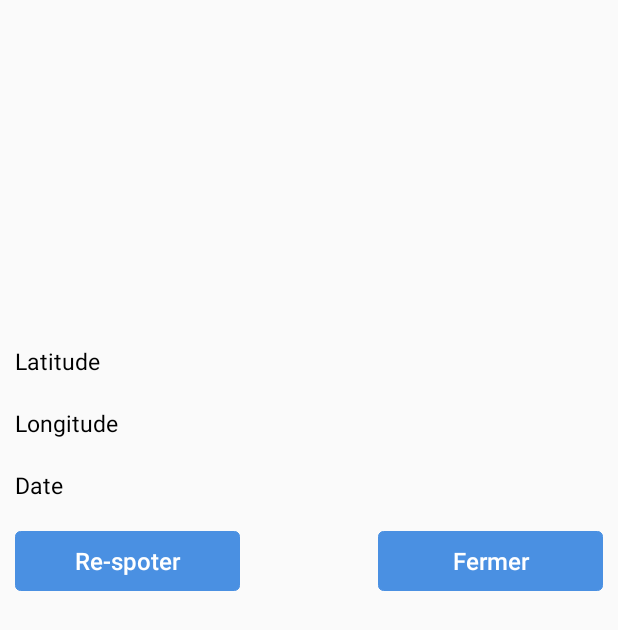
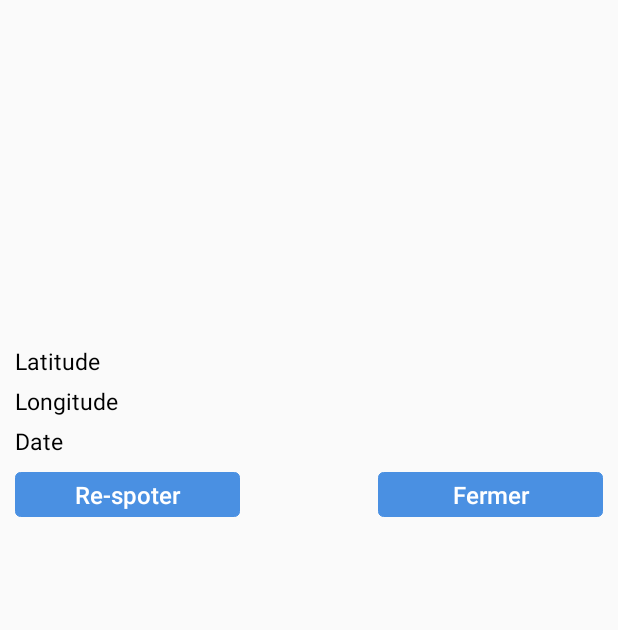
Before and after one commit to raoulsigne/SpotIt, an Android app: the layout detail_spot.xml on its own in the app's theme, with its tools: preview values and no code run, on a phone screen of 412 x 824 dp. Shown: the top 630 px of the screen. Run offline under Robolectric (Android 15) with nearby library versions, the phone set to English and light mode, and no system bars.

Commit message:
02-06-16 morning

```diff
--- a/app/src/main/java/techafrkix/work/com/spot/spotit/Accueil.java
+++ b/app/src/main/java/techafrkix/work/com/spot/spotit/Accueil.java
@@ -47,7 +47,5 @@ public class Accueil extends AppCompatActivity {
                 startActivity(itSignin);
             }
         });
-
-        Log.i("test", BCrypt.gensalt());
     }
 }
--- a/app/src/main/java/techafrkix/work/com/spot/spotit/Inscription.java
+++ b/app/src/main/java/techafrkix/work/com/spot/spotit/Inscription.java
@@ -52,7 +52,7 @@ import techafrkix.work.com.spot.techafrkix.work.com.spot.utils.SessionManager;
 
 public class Inscription extends AppCompatActivity {
 
-    public static  final  String _TO_CONCAT = "$2a$10$cs457syu89iuer8poier787";
+    public static  final  String _TO_CONCAT = "cs457syu89iuer8poier787";
     protected EditText pseudo, email, password, date;
     Switch switch_pwd;
     LoginButton fbSignin;
@@ -171,7 +171,7 @@ public class Inscription extends AppCompatActivity {
                             Thread t = new Thread(new Runnable() {
                                 @Override
                                 public void run() {
-                                    String pass = BCrypt.hashpw(user.getPassword(), _TO_CONCAT).toString();
+                                    String pass = BCrypt.hashpw(user.getPassword()+_TO_CONCAT, BCrypt.gensalt(12)).toString();
                                     USER_ID = server.register(user.getEmail(), user.getPseudo(),
                                             pass, DBServer.CONNEXION_NORMAL, user.getDate_naissance());
                                 }});
--- a/app/src/main/res/layout/detail_spot.xml
+++ b/app/src/main/res/layout/detail_spot.xml
@@ -17,7 +17,9 @@
     <RelativeLayout
         android:layout_width="match_parent"
         android:layout_height="wrap_content"
-        android:layout_margin="10dp">
+        android:layout_marginTop="10dp"
+        android:layout_marginRight="10dp"
+        android:layout_marginLeft="10dp">
         <TextView
             android:layout_width="150dp"
             android:layout_height="wrap_content"
@@ -41,7 +43,9 @@
     <RelativeLayout
         android:layout_width="match_parent"
         android:layout_height="wrap_content"
-        android:layout_margin="10dp">
+        android:layout_marginTop="5dp"
+        android:layout_marginRight="10dp"
+        android:layout_marginLeft="10dp">
         <TextView
             android:layout_width="150dp"
             android:layout_height="wrap_content"
@@ -65,7 +69,9 @@
     <RelativeLayout
         android:layout_width="match_parent"
         android:layout_height="wrap_content"
-        android:layout_margin="10dp">
+        android:layout_marginTop="5dp"
+        android:layout_marginRight="10dp"
+        android:layout_marginLeft="10dp">
         <TextView
             android:layout_width="150dp"
             android:layout_height="wrap_content"
@@ -92,7 +98,7 @@
 
         <Button
             android:layout_width="150dp"
-            android:layout_height="40dp"
+            android:layout_height="30dp"
             android:text="Re-spoter"
             android:id="@+id/btnRespoter"
             android:layout_gravity="center_horizontal"
@@ -108,7 +114,7 @@
 
         <Button
             android:layout_width="150dp"
-            android:layout_height="40dp"
+            android:layout_height="30dp"
             android:text="Fermer"
             android:id="@+id/btnFermer"
             android:layout_gravity="center_horizontal"
```
Also changed, not shown: app/src/main/java/techafrkix/work/com/spot/spotit/ListeSpots.java (+25 -0 lines), app/src/main/java/techafrkix/work/com/spot/spotit/MapsActivity.java (+11 -2 lines).
